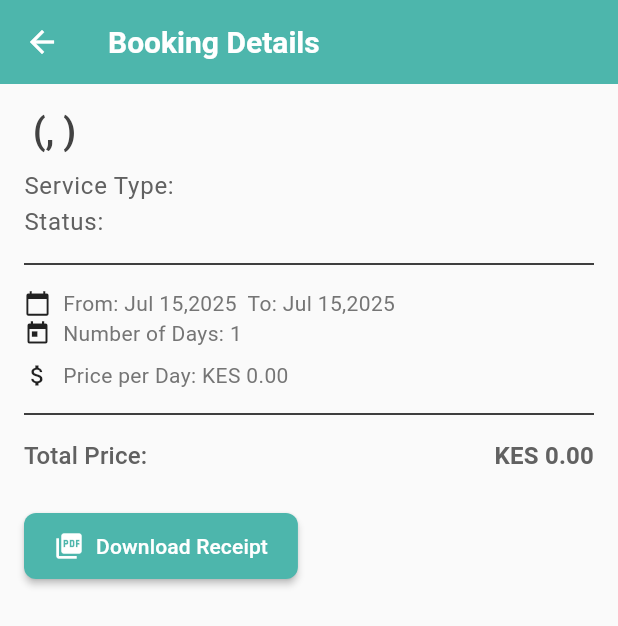
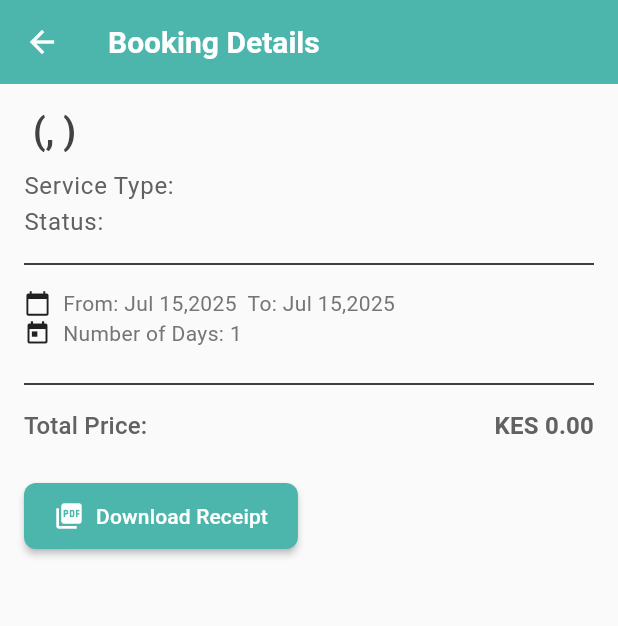
Before and after one commit to AMuthua/pawpal_1_0, a Flutter app: the BookingDetailsScreen screen opened directly with empty values, on a phone screen of 412 x 824 dp. Shown: the top 626 px of the screen. Run offline on Flutter 3.47's test engine with Material 3 defaults, Android fonts, the phone set to English and light mode, and no system bars; our stand-ins replace email_validator, flutter_dotenv, go_router, pdf, shared_preferences, supabase_flutter; missing offline and left inert: open_file_plus, postgrest, universal_html; accounts and stored records are empty.

Commit message:
Update my_bookings_screen.dart

```diff
--- a/lib/features/bookings/my_bookings_screen.dart
+++ b/lib/features/bookings/my_bookings_screen.dart
@@ -1684,6 +1684,8 @@
     switch (status.toLowerCase()) {
       case 'pending':
         return Colors.orange;
+      case 'paid':
+        return Colors.green;
       case 'approved':
         return Colors.green;
       case 'rejected':
@@ -1762,13 +1764,13 @@
             ),
             const SizedBox(height: 8),
             // Price per Day (if applicable, otherwise it will be 0.0)
-            Row(
-              children: [
-                const Icon(Icons.attach_money, size: 18),
-                const SizedBox(width: 8),
-                Text('Price per Day: KES ${pricePerDay.toStringAsFixed(2)}'),
-              ],
-            ),
+            // Row(
+            //   children: [
+            //     const Icon(Icons.attach_money, size: 18),
+            //     const SizedBox(width: 8),
+            //     Text('Price per Day: KES ${pricePerDay.toStringAsFixed(2)}'),
+            //   ],
+            // ),
             const Divider(height: 32),
 
             // Procedures Section
```
